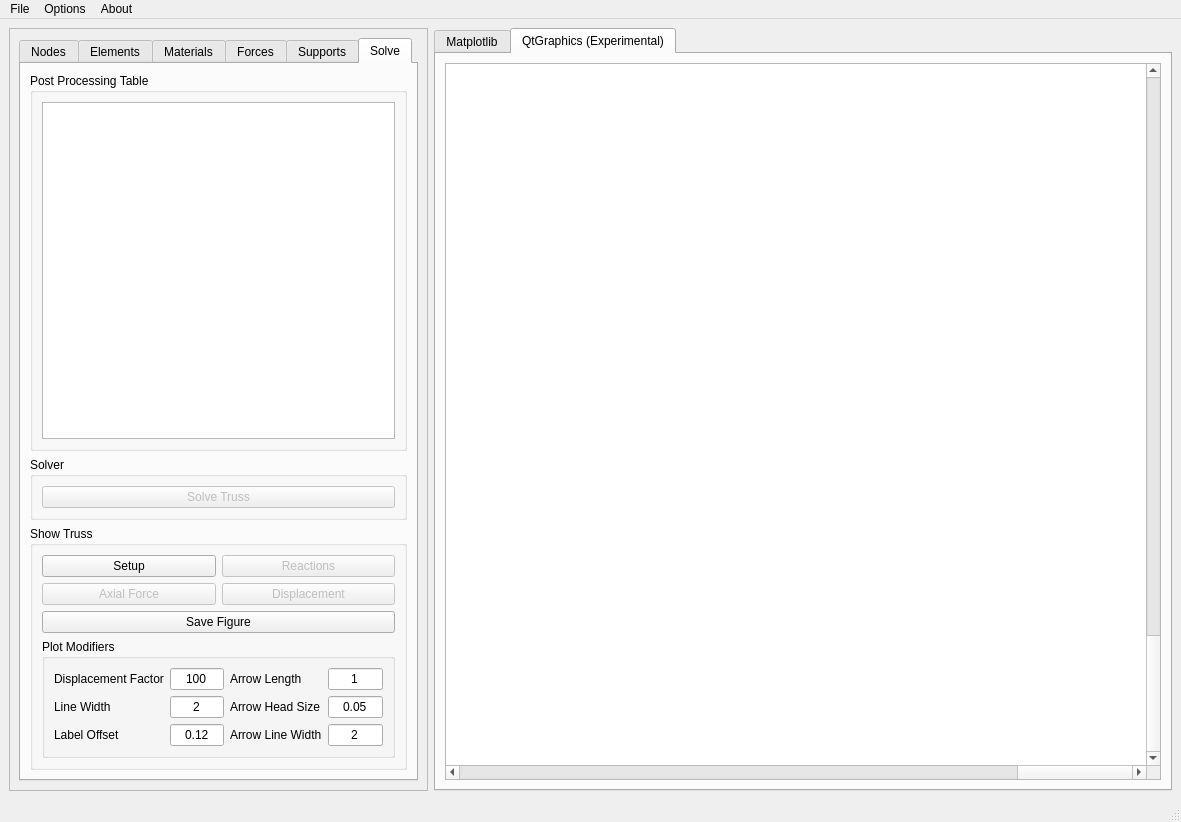
Before: the Qt Designer form GUI.ui in mjamezquidilla/pysead, drawn with Qt 5.
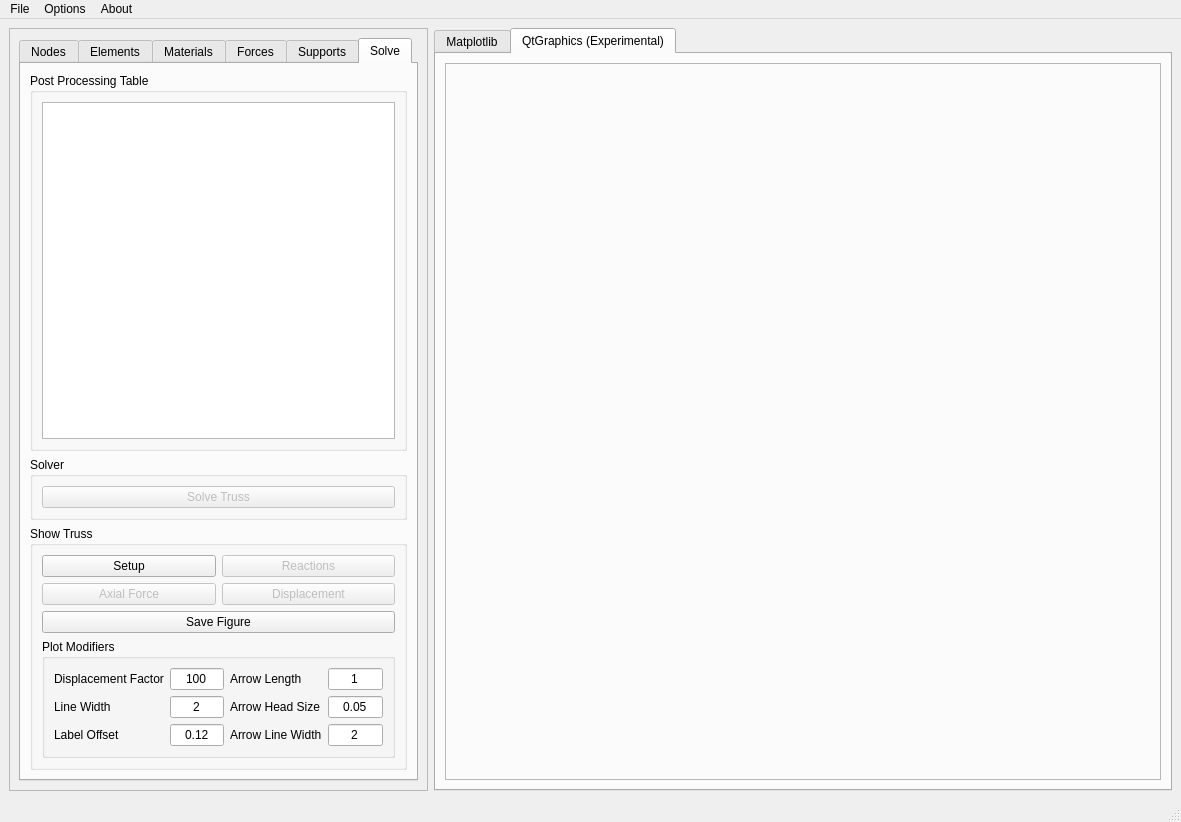
After: the same form once the commit is applied. The open tabs and pages were chosen to show the change.

Patch:
```diff
--- a/GUI.ui
+++ b/GUI.ui
@@ -1173,50 +1173,12 @@
        </attribute>
        <layout class="QVBoxLayout" name="verticalLayout_13">
         <item>
-         <widget class="QGraphicsView" name="graphicsView">
-          <property name="cursor" stdset="0">
-           <cursorShape>ArrowCursor</cursorShape>
+         <widget class="QFrame" name="GraphicsView_Frame">
+          <property name="frameShape">
+           <enum>QFrame::StyledPanel</enum>
           </property>
-          <property name="mouseTracking">
-           <bool>true</bool>
-          </property>
-          <property name="verticalScrollBarPolicy">
-           <enum>Qt::ScrollBarAlwaysOn</enum>
-          </property>
-          <property name="horizontalScrollBarPolicy">
-           <enum>Qt::ScrollBarAlwaysOn</enum>
-          </property>
-          <property name="sizeAdjustPolicy">
-           <enum>QAbstractScrollArea::AdjustToContentsOnFirstShow</enum>
-          </property>
-          <property name="sceneRect">
-           <rectf>
-            <x>-32000.000000000000000</x>
-            <y>-32000.000000000000000</y>
-            <width>64000.000000000000000</width>
-            <height>64000.000000000000000</height>
-           </rectf>
-          </property>
-          <property name="alignment">
-           <set>Qt::AlignCenter</set>
-          </property>
-          <property name="renderHints">
-           <set>QPainter::Antialiasing|QPainter::HighQualityAntialiasing|QPainter::SmoothPixmapTransform|QPainter::TextAntialiasing</set>
-          </property>
-          <property name="dragMode">
-           <enum>QGraphicsView::RubberBandDrag</enum>
-          </property>
-          <property name="transformationAnchor">
-           <enum>QGraphicsView::NoAnchor</enum>
-          </property>
-          <property name="resizeAnchor">
-           <enum>QGraphicsView::AnchorViewCenter</enum>
-          </property>
-          <property name="viewportUpdateMode">
-           <enum>QGraphicsView::FullViewportUpdate</enum>
-          </property>
-          <property name="rubberBandSelectionMode">
-           <enum>Qt::IntersectsItemBoundingRect</enum>
+          <property name="frameShadow">
+           <enum>QFrame::Raised</enum>
           </property>
          </widget>
         </item>
```
Left out of the diff: 2 changed lines with no effect on the pictures.
